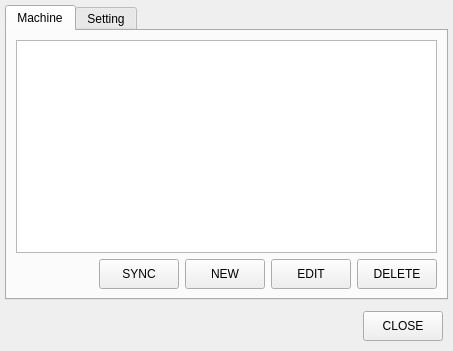
Qt form MainWindow.ui (butirpadi/QtAttendanceManager) before a commit.
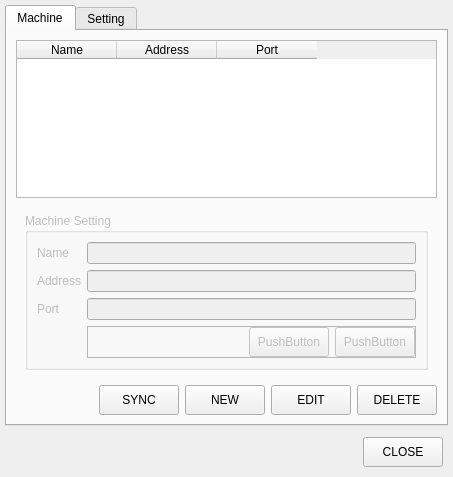
The same form after that commit.

```diff
--- a/MainWindow.ui
+++ b/MainWindow.ui
@@ -7,7 +7,7 @@
     <x>0</x>
     <y>0</y>
     <width>453</width>
-    <height>351</height>
+    <height>477</height>
    </rect>
   </property>
   <property name="windowTitle">
@@ -38,7 +38,146 @@
        </attribute>
        <layout class="QVBoxLayout" name="verticalLayout_3">
         <item>
-         <widget class="QTableView" name="tableView"/>
+         <widget class="QTableWidget" name="machineTable">
+          <property name="selectionMode">
+           <enum>QAbstractItemView::SingleSelection</enum>
+          </property>
+          <property name="selectionBehavior">
+           <enum>QAbstractItemView::SelectRows</enum>
+          </property>
+          <column>
+           <property name="text">
+            <string>Name</string>
+           </property>
+          </column>
+          <column>
+           <property name="text">
+            <string>Address</string>
+           </property>
+          </column>
+          <column>
+           <property name="text">
+            <string>Port</string>
+           </property>
+          </column>
+         </widget>
+        </item>
+        <item>
+         <widget class="QFrame" name="frame_5">
+          <property name="frameShape">
+           <enum>QFrame::NoFrame</enum>
+          </property>
+          <property name="frameShadow">
+           <enum>QFrame::Raised</enum>
+          </property>
+          <layout class="QHBoxLayout" name="horizontalLayout_4">
+           <item>
+            <widget class="QGroupBox" name="gbMachineSetting">
+             <property name="enabled">
+              <bool>false</bool>
+             </property>
+             <property name="title">
+              <string>Machine Setting</string>
+             </property>
+             <layout class="QGridLayout" name="gridLayout_2">
+              <item row="0" column="2">
+               <widget class="QLineEdit" name="tbMachineName"/>
+              </item>
+              <item row="1" column="2">
+               <widget class="QLineEdit" name="tbMachineAddress"/>
+              </item>
+              <item row="2" column="0">
+               <widget class="QLabel" name="label_7">
+                <property name="text">
+                 <string>Port</string>
+                </property>
+               </widget>
+              </item>
+              <item row="2" column="2">
+               <widget class="QLineEdit" name="tbMachinePort"/>
+              </item>
+              <item row="3" column="2">
+               <widget class="QFrame" name="frame_6">
+                <property name="frameShape">
+                 <enum>QFrame::StyledPanel</enum>
+                </property>
+                <property name="frameShadow">
+                 <enum>QFrame::Raised</enum>
+                </property>
+                <layout class="QHBoxLayout" name="horizontalLayout_5">
+                 <property name="leftMargin">
+                  <number>0</number>
+                 </property>
+                 <property name="topMargin">
+                  <number>0</number>
+                 </property>
+                 <property name="rightMargin">
+                  <number>0</number>
+                 </property>
+                 <property name="bottomMargin">
+                  <number>0</number>
+                 </property>
+                 <item>
+                  <spacer name="horizontalSpacer_4">
+                   <property name="orientation">
+                    <enum>Qt::Horizontal</enum>
+                   </property>
+                   <property name="sizeHint" stdset="0">
+                    <size>
+                     <width>40</width>
+                     <height>20</height>
+                    </size>
+                   </property>
+                  </spacer>
+                 </item>
+                 <item>
+                  <widget class="QPushButton" name="pushButton">
+                   <property name="minimumSize">
+                    <size>
+                     <width>0</width>
+                     <height>30</height>
+                    </size>
+                   </property>
+                   <property name="text">
+                    <string>PushButton</string>
+                   </property>
+                  </widget>
+                 </item>
+                 <item>
+                  <widget class="QPushButton" name="pushButton_2">
+                   <property name="minimumSize">
+                    <size>
+                     <width>0</width>
+                     <height>30</height>
+                    </size>
+                   </property>
+                   <property name="text">
+                    <string>PushButton</string>
+                   </property>
+                  </widget>
+                 </item>
+                </layout>
+               </widget>
+              </item>
+              <item row="0" column="0">
+               <widget class="QLabel" name="label_5">
+                <property name="text">
+                 <string>Name</string>
+                </property>
+               </widget>
+              </item>
+              <item row="1" column="0">
+               <widget class="QLabel" name="label_6">
+                <property name="text">
+                 <string>Address</string>
+                </property>
+               </widget>
+              </item>
+             </layout>
+            </widget>
+           </item>
+          </layout>
+         </widget>
         </item>
         <item>
          <widget class="QFrame" name="frame_4">
```
Left out of the diff: 155 changed lines with no effect on the pictures.
